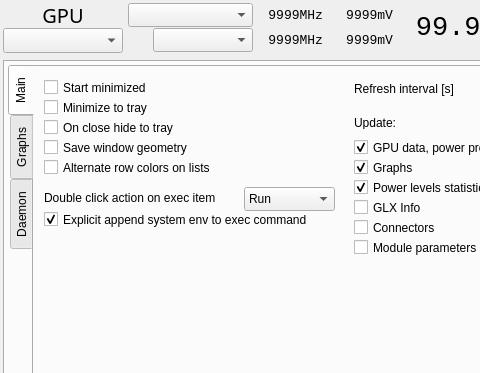
Above: radeon-profile/radeon_profile.ui from marazmista/radeon-profile before the change; both pictures show x 0 to 480 and y 0 to 373 of the 832 by 484 pixel window. Below: the same form after it.
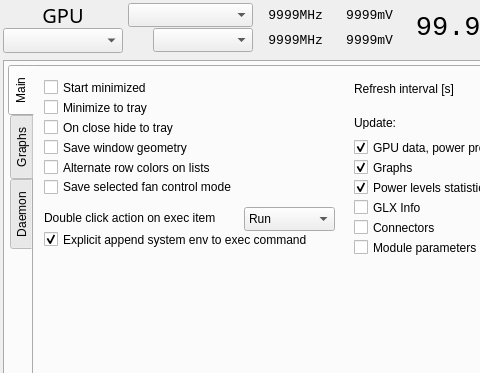
That is the form after the change. The open tabs and pages were chosen to show the change. Icons and pictures are not drawn. Custom widgets are drawn as their Qt base class.

Commit message: added option to save selected fan control mode, modificatons in adjustFanSpeed()

The edit to the form file:
```diff
--- a/radeon-profile/radeon_profile.ui
+++ b/radeon-profile/radeon_profile.ui
@@ -3146,7 +3146,7 @@
             <property name="geometry">
              <rect>
               <x>210</x>
-              <y>120</y>
+              <y>140</y>
               <width>91</width>
               <height>24</height>
              </rect>
@@ -3166,7 +3166,7 @@
             <property name="geometry">
              <rect>
               <x>10</x>
-              <y>120</y>
+              <y>140</y>
               <width>181</width>
               <height>21</height>
              </rect>
@@ -3179,7 +3179,7 @@
             <property name="geometry">
              <rect>
               <x>10</x>
-              <y>142</y>
+              <y>162</y>
               <width>291</width>
               <height>21</height>
              </rect>
@@ -3191,6 +3191,19 @@
              <bool>true</bool>
             </property>
            </widget>
+           <widget class="QCheckBox" name="cb_saveFanMode">
+            <property name="geometry">
+             <rect>
+              <x>10</x>
+              <y>110</y>
+              <width>201</width>
+              <height>20</height>
+             </rect>
+            </property>
+            <property name="text">
+             <string>Save selected fan control mode</string>
+            </property>
+           </widget>
           </widget>
           <widget class="QWidget" name="tab_graphsConfig">
            <attribute name="title">
```
Left out of the diff: 2 changed lines with no effect on the pictures. The commit also changes 4 other files.
